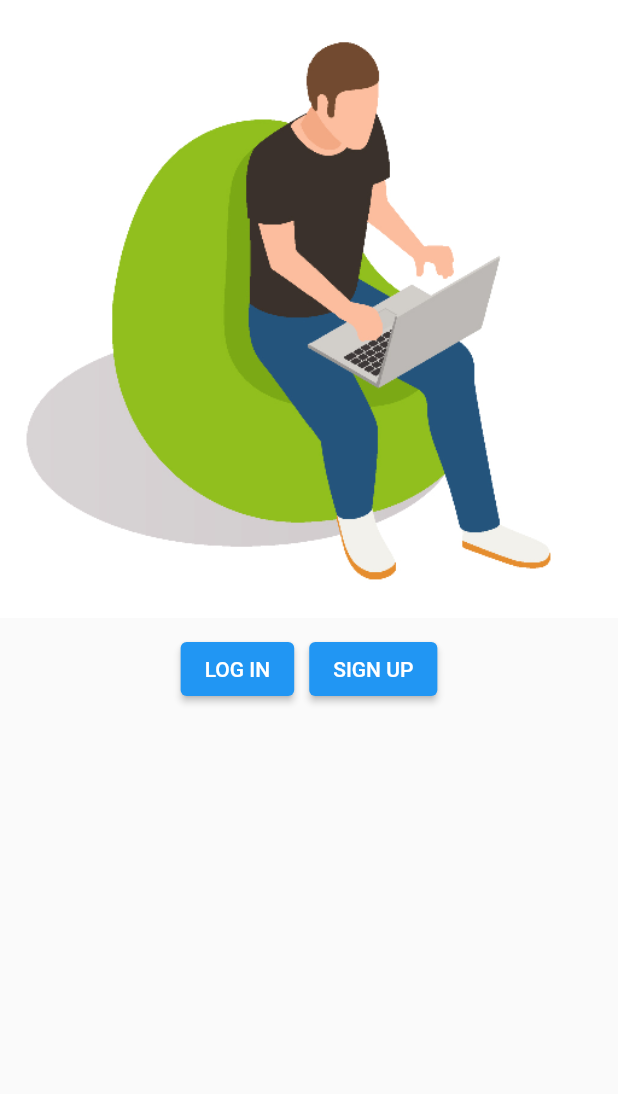
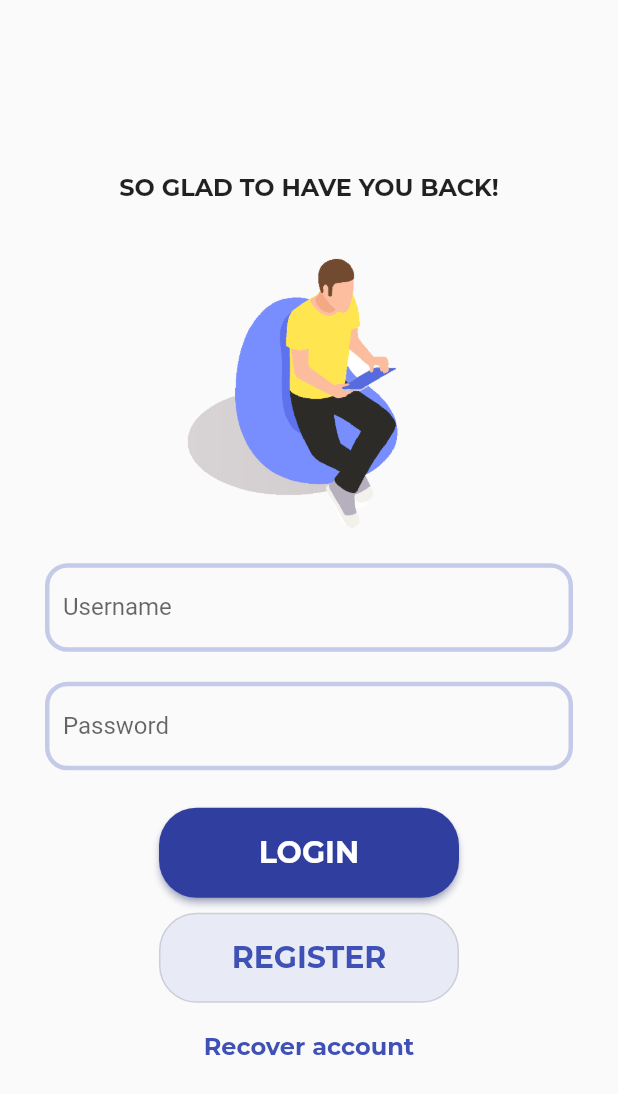
Before and after one commit to saadhzubairi/App_Dev_Project, a Flutter app: the screen it shows after launch, after a tap on "SIGN UP", on a phone screen of 412 x 824 dp. Shown: the top 1094 px of the screen. Run offline on Flutter 3.47's test engine with Material 2 defaults, Android fonts, the phone set to English and light mode, and no system bars; our stand-ins replace google_fonts.

Commit message:
simple changes

```diff
--- /dev/null
+++ b/lib/Widgets.dart
@@ -0,0 +1,59 @@
+import 'package:flutter/material.dart';
+import 'package:google_fonts/google_fonts.dart';
+class CoolTextField extends StatelessWidget {
+  String? prompText;
+  bool? isPassField;
+  CoolTextField({this.prompText, this.isPassField, Key? key}) : super(key: key);
+
+  @override
+  Widget build(BuildContext context) {
+    return Padding(
+
+      padding: const EdgeInsets.all(10.0),
+      child: TextField(
+        obscureText: isPassField ?? false,
+        enableSuggestions: false,
+        autocorrect: false,
+        decoration: InputDecoration(
+            labelText: prompText ?? '',
+            enabledBorder: OutlineInputBorder(
+              borderSide: BorderSide(width: 3, color: Colors.indigo.shade100),
+              borderRadius: BorderRadius.circular(15),
+            ),
+            focusedBorder: OutlineInputBorder(
+              borderSide: const BorderSide(width: 3, color: Colors.indigo),
+              borderRadius: BorderRadius.circular(15),
+            )),
+      ),
+    );
+  }
+}
+
+
+class BigButton extends StatelessWidget {
+  final String text;
+  Color? color;
+  VoidCallback fun;
+
+  BigButton({required this.text, this.color, required this.fun, Key? key})
+      : super(key: key);
+
+  @override
+  Widget build(BuildContext context) {
+    return ElevatedButton(
+      onPressed: fun,
+      style: ElevatedButton.styleFrom(
+          minimumSize: Size(140, 80),
+          shape: RoundedRectangleBorder(
+            borderRadius: BorderRadius.circular(25),
+          ),
+          backgroundColor: color ?? Colors.indigo.shade700,
+          shadowColor: Colors.indigo.shade300),
+      child: Text(
+        text,
+        style:
+        GoogleFonts.montserrat(fontSize: 20, fontWeight: FontWeight.w700),
+      ),
+    );
+  }
+}
--- a/lib/login_signup_pages/LIorSUscreen.dart
+++ b/lib/login_signup_pages/LIorSUscreen.dart
@@ -1,22 +1,71 @@
 import 'package:flutter/material.dart';
+import 'package:google_fonts/google_fonts.dart';
+import 'loginScreen.dart';
+import '../Widgets.dart';
 
 class LIorSUscreen extends StatelessWidget {
   const LIorSUscreen({Key? key}) : super(key: key);
+
   @override
   Widget build(BuildContext context) {
     return SafeArea(
       child: Scaffold(
-      body: Column(
+        body: LayoutBuilder(
+          builder: (context, constraints) => ListView(
             children: [
+              Container(
+                padding: const EdgeInsets.all(20.0),
+                constraints: BoxConstraints(
+                  minHeight: constraints.maxHeight,
+                ),
+                child: Center(
+                  child: Column(
+                    children: [
+                      Text(
+                        "Flash Mob",
+                        textAlign: TextAlign.center,
+                        style: GoogleFonts.montserrat(
+                            fontSize: 48, fontWeight: FontWeight.w700),
+                      ),
+                      SizedBox(
+                        height: 25,
+                      ),
+                      Text(
+                        "Agency over your University life!",
+                        textAlign: TextAlign.center,
+                        style: GoogleFonts.poppins(fontSize: 24),
+                      ),
                       Image(image: AssetImage("assets/man_laptop.png")),
                       SizedBox(height: 10),
-          Row(mainAxisAlignment: MainAxisAlignment.center, children: [
-            ElevatedButton(onPressed: () {}, child: const Text("LOG IN")),
-            const SizedBox(width: 10),
-            ElevatedButton(onPressed: () {}, child: const Text("SIGN UP")),
+                      Row(
+                          mainAxisAlignment: MainAxisAlignment.center,
+                          children: [
+                            BigButton(
+                                text: 'LOGIN',
+                                color: Colors.indigo.shade500,
+                                fun: () {
+                                  Navigator.of(context).push(MaterialPageRoute(
+                                      builder: (context) => LoginScreen()));
+                                }),
+                            SizedBox(
+                              width: 10,
+                            ),
+                            BigButton(
+                                text: 'SIGN UP',
+                                color: Colors.indigo.shade900,
+                                fun: () {
+                                  Navigator.of(context).push(MaterialPageRoute(
+                                      builder: (context) => LoginScreen()));
+                                }),
                           ])
                     ],
                   ),
-    ));
+                ),
+              )
+            ],
+          ),
+        ),
+      ),
+    );
   }
 }
--- a/lib/login_signup_pages/loginScreen.dart
+++ b/lib/login_signup_pages/loginScreen.dart
@@ -1,7 +1,10 @@
 import 'package:flutter/material.dart';
+import '../Widgets.dart';
+import 'package:google_fonts/google_fonts.dart';
+import '../dashboardPage/dashboard.dart';
 
-class LandingPage extends StatelessWidget {
-  const LandingPage({Key? key}) : super(key: key);
+class LoginScreen extends StatelessWidget {
+  const LoginScreen({Key? key}) : super(key: key);
 
   @override
   Widget build(BuildContext context) {
@@ -17,9 +20,69 @@ class LandingPage extends StatelessWidget {
               child: Center(
                 child: Column(
                   children: [
-                    Image(image: AssetImage("assets/man_laptop.png")),
-                    TextField(),
-                    TextField(),
+                    Text("SO GLAD TO HAVE YOU BACK!",
+                        textAlign: TextAlign.center,
+                        style: GoogleFonts.montserrat(
+                            fontSize: 16, fontWeight: FontWeight.w700)),
+                    SizedBox(
+                      height: 30,
+                    ),
+                    Container(
+                        height: 200,
+                        child: Image(image: AssetImage("assets/man_book.png"))),
+                    CoolTextField(prompText: "Username"),
+                    CoolTextField(
+                      prompText: "Password",
+                      isPassField: true,
+                    ),
+                    SizedBox(
+                      height: 15,
+                    ),
+                    ElevatedButton(
+                      onPressed: () {
+                        Navigator.of(context).push(MaterialPageRoute(
+                            builder: (context) => DashboardHome()));
+                      },
+                      style: ElevatedButton.styleFrom(
+                          minimumSize: Size(200, 60),
+                          shape: RoundedRectangleBorder(
+                            borderRadius: BorderRadius.circular(25),
+                          ),
+                          backgroundColor: Colors.indigo.shade700,
+                          shadowColor: Colors.indigo.shade300),
+                      child: Text(
+                        "LOGIN",
+                        style: GoogleFonts.montserrat(
+                            fontSize: 20, fontWeight: FontWeight.w700),
+                      ),
+                    ),
+                    SizedBox(
+                      height: 10,
+                    ),
+                    OutlinedButton(
+                      onPressed: () {},
+                      style: ElevatedButton.styleFrom(
+                          minimumSize: Size(200, 60),
+                          shape: RoundedRectangleBorder(
+                            borderRadius: BorderRadius.circular(25),
+                          ),
+                          backgroundColor: Colors.indigo.shade50,
+                          shadowColor: Colors.white),
+                      child: Text(
+                        "REGISTER",
+                        style: GoogleFonts.montserrat(
+                            fontSize: 20, fontWeight: FontWeight.w700),
+                      ),
+                    ),
+                    SizedBox(
+                      height: 20,
+                    ),
+                    InkWell(
+                        child: Text("Recover account",
+                            style: GoogleFonts.montserrat(
+                                fontSize: 16,
+                                fontWeight: FontWeight.w700,
+                                color: Colors.indigo))),
                   ],
                 ),
               ),
--- a/lib/main.dart
+++ b/lib/main.dart
@@ -1,5 +1,6 @@
 import 'package:flutter/material.dart';
 import 'login_signup_pages/LIorSUscreen.dart';
+import 'package:google_fonts/google_fonts.dart';
 
 void main() {
   runApp(const MyApp());
@@ -8,13 +9,12 @@ void main() {
 class MyApp extends StatelessWidget {
   const MyApp({super.key});
 
-  // This widget is the root of your application.
   @override
   Widget build(BuildContext context) {
     return MaterialApp(
       title: 'Flutter Demo',
       theme: ThemeData(
-        primarySwatch: Colors.blue,
+        primarySwatch: Colors.indigo,
       ),
       home: const LIorSUscreen(),
     );
--- a/pubspec.yaml
+++ b/pubspec.yaml
@@ -32,6 +32,7 @@ dependencies:
   flutter:
     sdk: flutter
   cupertino_icons: ^1.0.2
+  google_fonts: ^3.0.1
 
 dev_dependencies:
   flutter_test:
```
Also changed, not shown: lib/dashboardPage/dashboard.dart (added, +88 -0 lines), assets/man_book.png (added), assets/man_laptop.png, pubspec.lock. Lines whose indentation alone changed are shown as unchanged.
